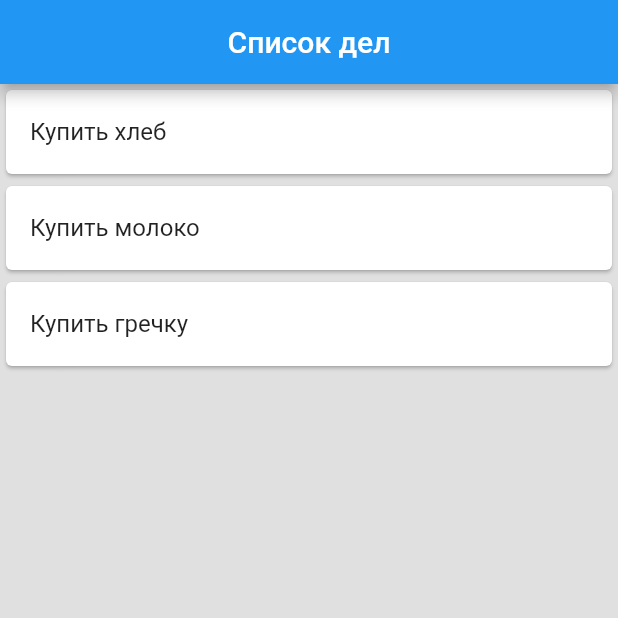
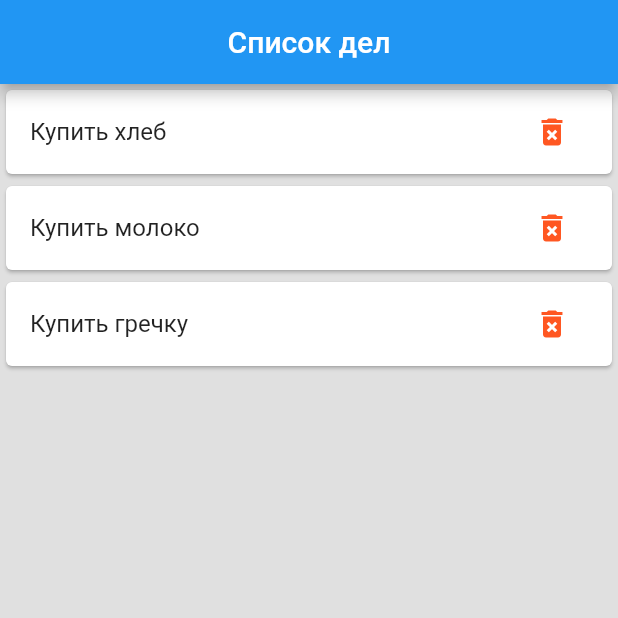
Before and after one commit to Pa11ady/flutter-exercises, a Flutter app: the screen it shows after launch, on a phone screen of 412 x 824 dp, the top half of it. Run offline on Flutter 3.47's test engine with Material 2 defaults, Android fonts, the phone set to English and light mode, and no system bars.

Commit message:
to_do_list command remove

```diff
--- a/to_do_list/lib/widgets/home.dart
+++ b/to_do_list/lib/widgets/home.dart
@@ -27,14 +27,29 @@ class _HomeState extends State<Home> {
       body: ListView.builder(
           itemCount: todoList.length,
           itemBuilder: (BuildContext context, int index) {
-          return Dismissible(
+            return Dismissible(
               key: Key(todoList[index]),
               child: Card(
-                child: ListTile(title: Text(todoList[index])),
-              )
-          );
-          }
-      ),
+                child: ListTile(
+                  title: Text(todoList[index]),
+                  trailing: IconButton(
+                    icon: Icon(Icons.delete_forever),
+                    color: Colors.deepOrange,
+                    onPressed: () {
+                      setState(() {
+                        todoList.removeAt(index);
+                      });
+                    },
+                  ),
+                ),
+              ),
+              onDismissed: (direction) {
+                setState(() {
+                  todoList.removeAt(index);
+                });
+              },
+            );
+          }),
     );
   }
 }
```
Also changed, not shown: to_do_list/lib/main.dart (+3 -5 lines).
